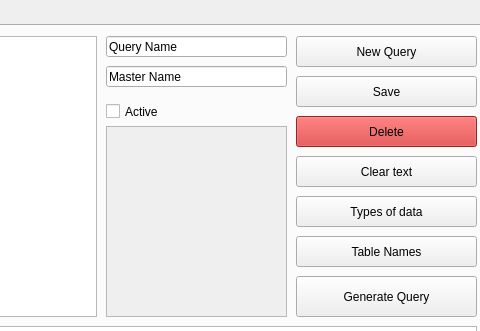
This is reporter.ui in Davebudil/reporter as Qt 5 draws it before an edit; both pictures show x 386 to 866 and y 0 to 331 of the 866 by 626 pixel window. The edited form follows.
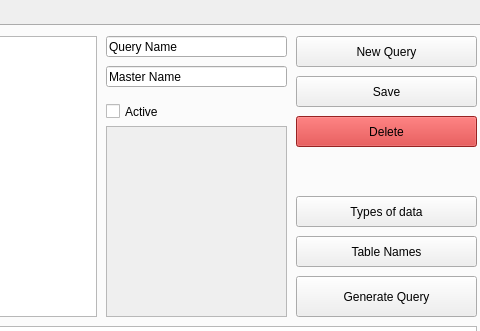
This is the edited form. The open tabs and pages were chosen to show the change.

What changed in the file:
```diff
--- a/reporter.ui
+++ b/reporter.ui
@@ -2570,22 +2570,6 @@
        <string>Master Name</string>
       </property>
      </widget>
-     <widget class="QToolButton" name="clearQuery">
-      <property name="geometry">
-       <rect>
-        <x>680</x>
-        <y>130</y>
-        <width>181</width>
-        <height>31</height>
-       </rect>
-      </property>
-      <property name="styleSheet">
-       <string notr="true"/>
-      </property>
-      <property name="text">
-       <string>Clear text</string>
-      </property>
-     </widget>
      <widget class="QScrollArea" name="scrollArea">
       <property name="geometry">
        <rect>
```
Left out of the diff: 4 changed lines with no effect on the pictures.
